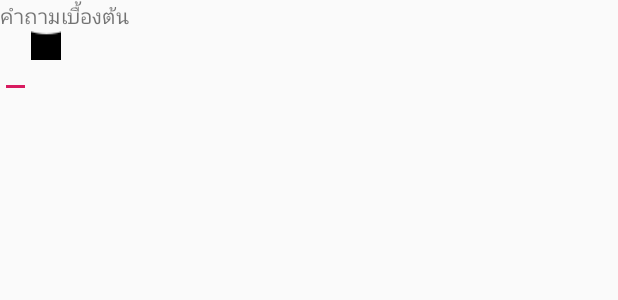
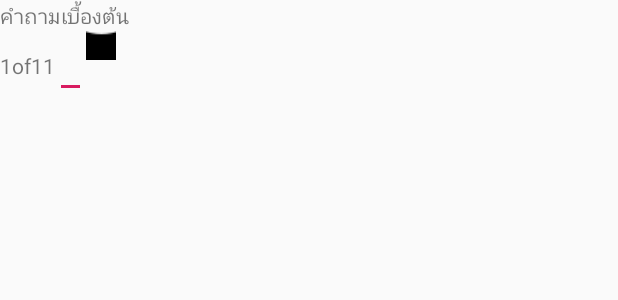
Before and after one commit to vistaalive01/PetPing, an Android app: the layout fragment_adoption_qa_process.xml on its own in the app's theme, with its tools: preview values and no code run, on a phone screen of 412 x 824 dp. Shown: the top 300 px of the screen. Run offline under Robolectric (Android 15) with nearby library versions, the phone set to English and light mode, and no system bars.

Commit message:
update 27/1 22:37

```diff
--- a/app/src/main/res/layout/fragment_adoption_qa_process.xml
+++ b/app/src/main/res/layout/fragment_adoption_qa_process.xml
@@ -19,6 +19,10 @@
                 android:layout_width="match_parent"
                 android:layout_height="wrap_content"
                 android:orientation="horizontal">
+                <TextView
+                    android:layout_width="wrap_content"
+                    android:layout_height="wrap_content"
+                    android:text="1of11"/>
                 <EditText
                     android:id="@+id/qa_one_a"
                     android:layout_width="wrap_content"
@@ -38,6 +42,10 @@
                 android:layout_width="match_parent"
                 android:layout_height="wrap_content"
                 android:orientation="horizontal">
+                <TextView
+                    android:layout_width="wrap_content"
+                    android:layout_height="wrap_content"
+                    android:text="2of11"/>
                 <ImageButton
                     android:id="@+id/qa_two_btnB"
                     android:layout_width="20dp"
@@ -62,6 +70,10 @@
                 android:layout_width="match_parent"
                 android:layout_height="wrap_content"
                 android:orientation="horizontal">
+                <TextView
+                    android:layout_width="wrap_content"
+                    android:layout_height="wrap_content"
+                    android:text="3of11"/>
                 <ImageButton
                     android:id="@+id/qa_three_btnB"
                     android:layout_width="20dp"
@@ -86,6 +98,10 @@
                 android:layout_width="match_parent"
                 android:layout_height="wrap_content"
                 android:orientation="horizontal">
+                <TextView
+                    android:layout_width="wrap_content"
+                    android:layout_height="wrap_content"
+                    android:text="4of11"/>
                 <ImageButton
                     android:id="@+id/qa_four_btnB"
                     android:layout_width="20dp"
@@ -110,6 +126,10 @@
                 android:layout_width="match_parent"
                 android:layout_height="wrap_content"
                 android:orientation="horizontal">
+                <TextView
+                    android:layout_width="wrap_content"
+                    android:layout_height="wrap_content"
+                    android:text="5of11"/>
                 <ImageButton
                     android:id="@+id/qa_five_btnB"
                     android:layout_width="20dp"
@@ -134,6 +154,10 @@
                 android:layout_width="match_parent"
                 android:layout_height="wrap_content"
                 android:orientation="horizontal">
+                <TextView
+                    android:layout_width="wrap_content"
+                    android:layout_height="wrap_content"
+                    android:text="6of11"/>
                 <ImageButton
                     android:id="@+id/qa_six_btnB"
                     android:layout_width="20dp"
@@ -158,6 +182,10 @@
                 android:layout_width="match_parent"
                 android:layout_height="wrap_content"
                 android:orientation="horizontal">
+                <TextView
+                    android:layout_width="wrap_content"
+                    android:layout_height="wrap_content"
+                    android:text="7of11"/>
                 <ImageButton
                     android:id="@+id/qa_seven_btnB"
                     android:layout_width="20dp"
@@ -182,6 +210,10 @@
                 android:layout_width="match_parent"
                 android:layout_height="wrap_content"
                 android:orientation="horizontal">
+                <TextView
+                    android:layout_width="wrap_content"
+                    android:layout_height="wrap_content"
+                    android:text="8of11"/>
                 <ImageButton
                     android:id="@+id/qa_eight_btnB"
                     android:layout_width="20dp"
@@ -206,6 +238,10 @@
                 android:layout_width="match_parent"
                 android:layout_height="wrap_content"
                 android:orientation="horizontal">
+                <TextView
+                    android:layout_width="wrap_content"
+                    android:layout_height="wrap_content"
+                    android:text="9of11"/>
                 <ImageButton
                     android:id="@+id/qa_nine_btnB"
                     android:layout_width="20dp"
@@ -230,6 +266,10 @@
                 android:layout_width="match_parent"
                 android:layout_height="wrap_content"
                 android:orientation="horizontal">
+                <TextView
+                    android:layout_width="wrap_content"
+                    android:layout_height="wrap_content"
+                    android:text="10of11"/>
                 <ImageButton
                     android:id="@+id/qa_ten_btnB"
                     android:layout_width="20dp"
@@ -254,6 +294,10 @@
                 android:layout_width="match_parent"
                 android:layout_height="wrap_content"
                 android:orientation="horizontal">
+                <TextView
+                    android:layout_width="wrap_content"
+                    android:layout_height="wrap_content"
+                    android:text="11of11"/>
                 <ImageButton
                     android:id="@+id/qa_eleven_btn"
                     android:layout_width="20dp"
@@ -273,6 +317,16 @@
                     android:layout_width="wrap_content"
                     android:layout_height="wrap_content"/>
             </LinearLayout>
+            <LinearLayout
+                android:id="@+id/qa_waiting"
+                android:layout_width="match_parent"
+                android:layout_height="wrap_content"
+                android:orientation="horizontal">
+                <TextView
+                    android:layout_width="wrap_content"
+                    android:layout_height="wrap_content"
+                    android:text="กรุณารอผลการตรวจสอบจากศูนย์พักพิง"/>
+            </LinearLayout>
         </ViewFlipper>
     </LinearLayout>
 </LinearLayout>
```
Also changed, not shown: app/src/main/java/com/example/petping/AdoptionInfoFragment.java (+15 -3 lines), app/src/main/java/com/example/petping/AdoptionQAFragment.java (+15 -4 lines), app/src/main/java/com/example/petping/AdoptionRegulationFragment.java (+15 -1 lines), app/src/main/java/com/example/petping/PetProfileGeneralFragment.java (+20 -2 lines), app/src/main/java/com/example/petping/StatusFragment.java (+10 -1 lines).
